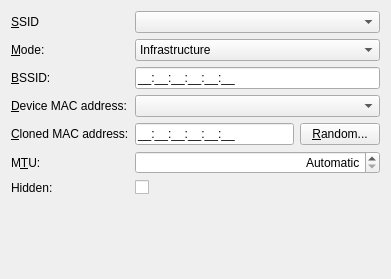
The window that lib/editor/ui/wificonnectionwidget.ui (KDE/plasma-nm) describes before a commit, drawn with Qt 5.
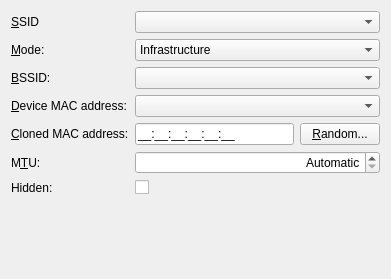
The same window after the commit. Custom widgets are drawn as their Qt base class.

Commit message: Add combobox for selection of BSSID

Diff of the .ui file:
```diff
--- a/lib/editor/ui/wificonnectionwidget.ui
+++ b/lib/editor/ui/wificonnectionwidget.ui
@@ -72,21 +72,18 @@
       <string>&amp;BSSID:</string>
      </property>
      <property name="buddy">
-      <cstring>BSSIDLineEdit</cstring>
+      <cstring>BSSIDCombo</cstring>
      </property>
     </widget>
    </item>
    <item row="2" column="1">
-    <widget class="KLineEdit" name="BSSIDLineEdit">
+    <widget class="BssidComboBox" name="BSSIDCombo">
      <property name="sizePolicy">
       <sizepolicy hsizetype="MinimumExpanding" vsizetype="Fixed">
        <horstretch>0</horstretch>
        <verstretch>0</verstretch>
       </sizepolicy>
      </property>
-     <property name="inputMask">
-      <string notr="true">HH:HH:HH:HH:HH:HH;_</string>
-     </property>
     </widget>
    </item>
    <item row="3" column="0">
@@ -214,6 +211,10 @@
    <header>ssidcombobox.h</header>
   </customwidget>
   <customwidget>
+   <class>BssidComboBox</class>
+   <extends>QComboBox</extends>
+   <header>bssidcombobox.h</header>
+  </customwidget>  <customwidget>
    <class>KComboBox</class>
    <extends>QComboBox</extends>
    <header>kcombobox.h</header>
```
Left out of the diff: 2 changed lines with no effect on the pictures. The commit also changes 4 other files.
